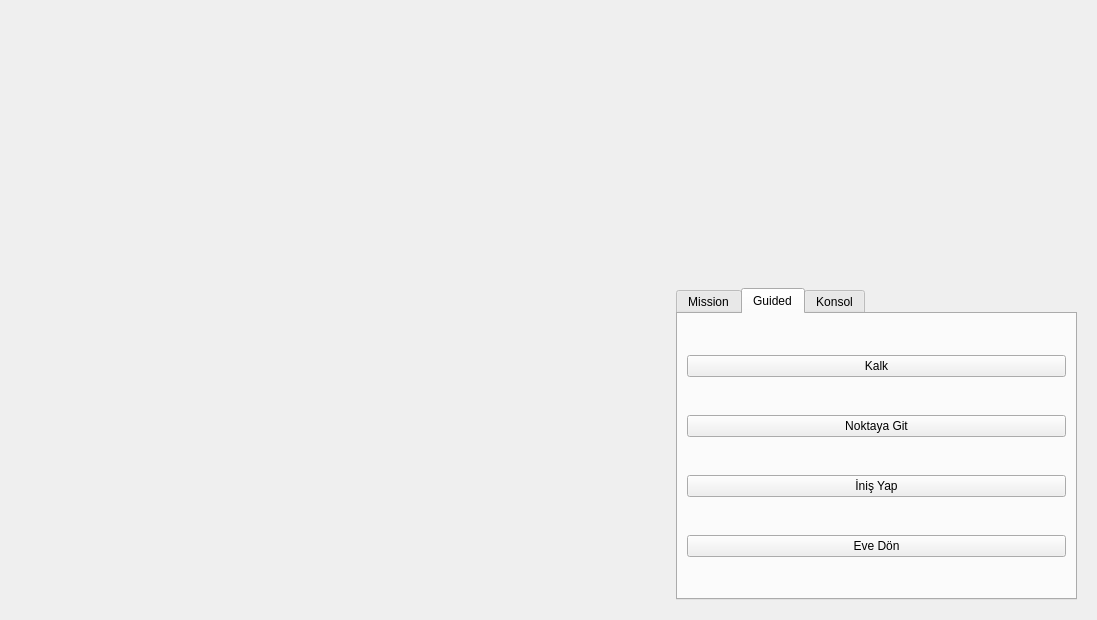
MahmutEsadErman/Ground-Control-Station-for-UAV, file uifolder/HomePage.ui: the form before one commit.
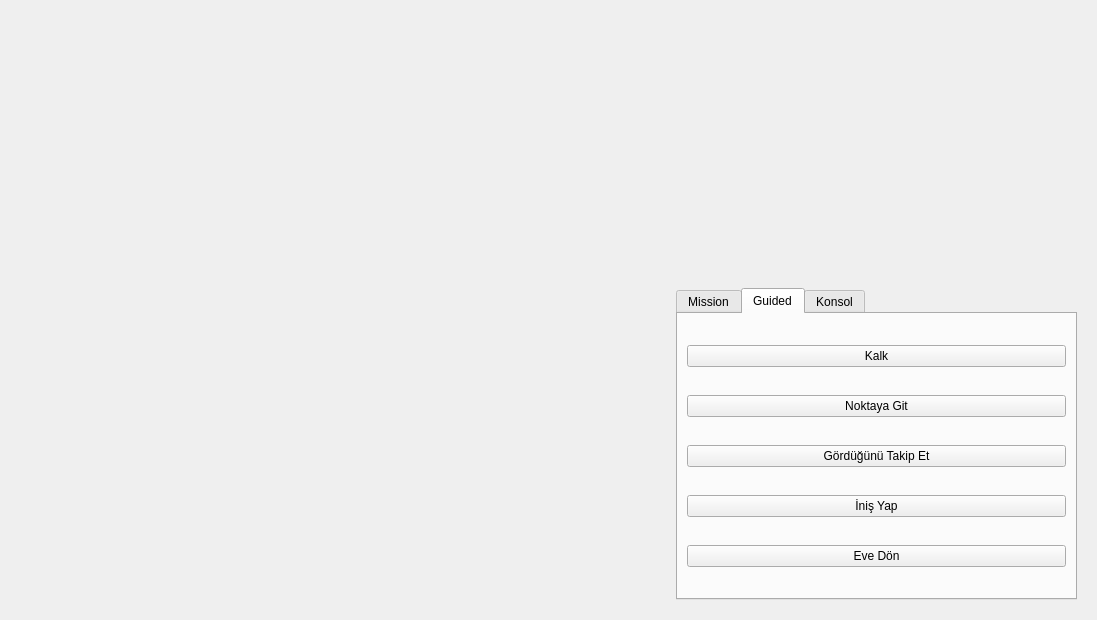
The form after the commit.

Commit message: track all button added

What changed in the file:
```diff
--- a/uifolder/HomePage.ui
+++ b/uifolder/HomePage.ui
@@ -223,6 +223,13 @@
                </property>
               </widget>
              </item>
+             <item>
+              <widget class="QPushButton" name="btn_track_all">
+               <property name="text">
+                <string>Gördüğünü Takip Et</string>
+               </property>
+              </widget>
+             </item>
              <item>
               <widget class="QPushButton" name="btn_land">
                <property name="text">
```
The commit also changes 2 other files.
